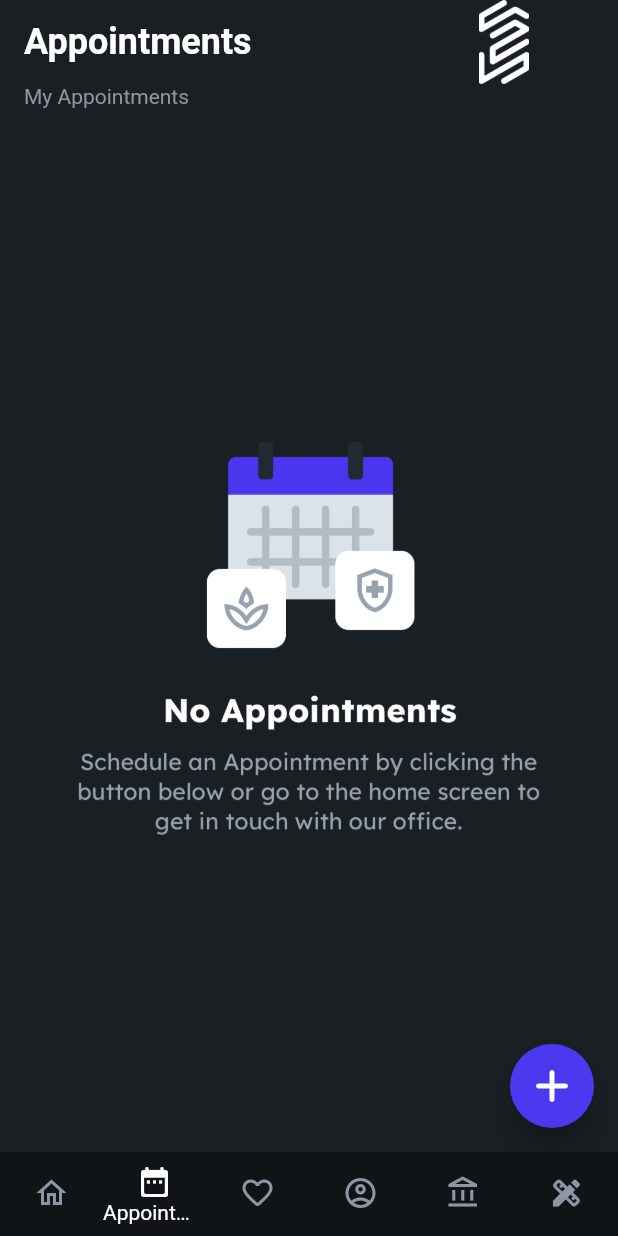
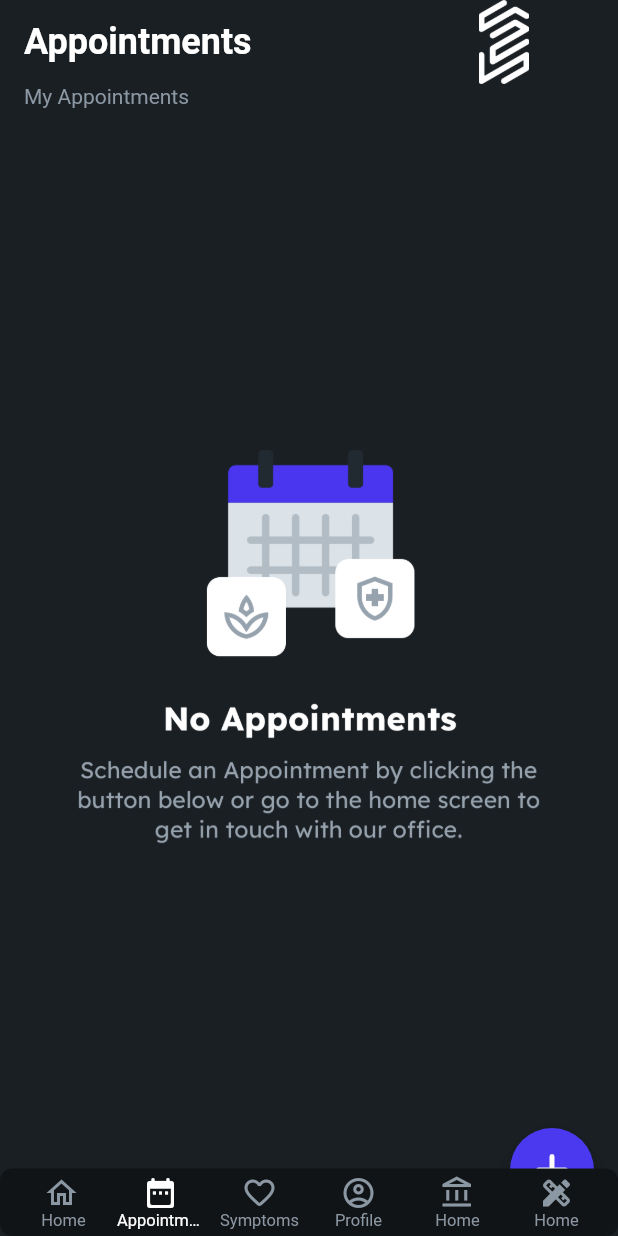
Before and after one commit to Zcodeve/test4_FF, a Flutter app: the NavBarPage screen opened directly, item 2 of the bottom bar chosen, on a phone screen of 412 x 824 dp. Run offline on Flutter 3.47's test engine with Material 2 defaults, Android fonts, the phone set to English and light mode, and no system bars; drawn by our look-alikes of floating_bottom_navigation_bar; our stand-ins replace auto_size_text, built_collection, built_value, cached_network_image, cloud_firestore, firebase_auth and 15 more; missing offline and left inert: json_path, mime_type; accounts and stored records are empty; generated files the repository leaves out were written again; Roboto replaces fonts that are missing (Lexend Deca).

Commit message:
Updating to latest FlutterFlow output.

```diff
--- a/lib/flutter_flow/flutter_flow_util.dart
+++ b/lib/flutter_flow/flutter_flow_util.dart
@@ -132,6 +132,24 @@ dynamic getJsonField(dynamic response, String jsonPath) {
 }
 
 bool get isAndroid => !kIsWeb && Platform.isAndroid;
+bool responsiveVisibility({
+  @required BuildContext context,
+  bool phone = true,
+  bool tablet = true,
+  bool tabletLandscape = true,
+  bool desktop = true,
+}) {
+  final width = MediaQuery.of(context).size.width;
+  if (width < 479) {
+    return phone;
+  } else if (width < 767) {
+    return tablet;
+  } else if (width < 991) {
+    return tabletLandscape;
+  } else {
+    return desktop;
+  }
+}
 
 extension StringDocRef on String {
   DocumentReference get ref => FirebaseFirestore.instance.doc(this);
--- a/lib/login_page/login_page_widget.dart
+++ b/lib/login_page/login_page_widget.dart
@@ -229,8 +229,8 @@ class _LoginPageWidgetState extends State<LoginPageWidget> {
                                                               8),
                                                     ),
                                                     filled: true,
-                                                    fillColor: FlutterFlowTheme
-                                                        .darkBackground,
+                                                    fillColor:
+                                                        Color(0xFF111417),
                                                     contentPadding:
                                                         EdgeInsetsDirectional
                                                             .fromSTEB(
--- a/lib/main.dart
+++ b/lib/main.dart
@@ -9,6 +9,7 @@ import '../flutter_flow/flutter_flow_theme.dart';
 import 'package:test4/login_page/login_page_widget.dart';
 import 'flutter_flow/flutter_flow_theme.dart';
 import 'package:google_fonts/google_fonts.dart';
+import 'package:floating_bottom_navigation_bar/floating_bottom_navigation_bar.dart';
 import 'package:flutter_spinkit/flutter_spinkit.dart';
 import 'userpage/userpage_widget.dart';
 import 'my_appointments/my_appointments_widget.dart';
@@ -115,79 +116,170 @@ class _NavBarPageState extends State<NavBarPage> {
     final currentIndex = tabs.keys.toList().indexOf(_currentPage);
     return Scaffold(
       body: tabs[_currentPage],
-      bottomNavigationBar: BottomNavigationBar(
+      extendBody: true,
+      bottomNavigationBar: FloatingNavbar(
         currentIndex: currentIndex,
         onTap: (i) => setState(() => _currentPage = tabs.keys.toList()[i]),
         backgroundColor: FlutterFlowTheme.darkBackground,
         selectedItemColor: Colors.white,
         unselectedItemColor: FlutterFlowTheme.grayLight,
-        showSelectedLabels: true,
-        showUnselectedLabels: false,
-        type: BottomNavigationBarType.fixed,
-        items: const <BottomNavigationBarItem>[
-          BottomNavigationBarItem(
-            icon: Icon(
-              Icons.home_outlined,
+        selectedBackgroundColor: Color(0x00000000),
+        borderRadius: 8,
+        itemBorderRadius: 8,
+        margin: EdgeInsetsDirectional.fromSTEB(0, 0, 0, 0),
+        padding: EdgeInsetsDirectional.fromSTEB(0, 0, 0, 0),
+        width: double.infinity,
+        elevation: 0,
+        items: [
+          FloatingNavbarItem(
+            customWidget: Column(
+              mainAxisAlignment: MainAxisAlignment.center,
+              children: [
+                Icon(
+                  currentIndex == 0 ? Icons.home_rounded : Icons.home_outlined,
+                  color: currentIndex == 0
+                      ? Colors.white
+                      : FlutterFlowTheme.grayLight,
                   size: 24,
                 ),
-            activeIcon: Icon(
-              Icons.home_rounded,
+                Text(
+                  ' Home',
+                  overflow: TextOverflow.ellipsis,
+                  style: TextStyle(
+                    color: currentIndex == 0
+                        ? Colors.white
+                        : FlutterFlowTheme.grayLight,
+                    fontSize: 11.0,
+                  ),
+                ),
+              ],
+            ),
+          ),
+          FloatingNavbarItem(
+            customWidget: Column(
+              mainAxisAlignment: MainAxisAlignment.center,
+              children: [
+                Icon(
+                  currentIndex == 1
+                      ? Icons.date_range_rounded
+                      : Icons.date_range_outlined,
+                  color: currentIndex == 1
+                      ? Colors.white
+                      : FlutterFlowTheme.grayLight,
                   size: 24,
                 ),
-            label: ' Home',
-            tooltip: '',
+                Text(
+                  'Appointments',
+                  overflow: TextOverflow.ellipsis,
+                  style: TextStyle(
+                    color: currentIndex == 1
+                        ? Colors.white
+                        : FlutterFlowTheme.grayLight,
+                    fontSize: 11.0,
                   ),
-          BottomNavigationBarItem(
-            icon: Icon(
-              Icons.date_range_outlined,
+                ),
+              ],
+            ),
+          ),
+          FloatingNavbarItem(
+            customWidget: Column(
+              mainAxisAlignment: MainAxisAlignment.center,
+              children: [
+                Icon(
+                  currentIndex == 2
+                      ? Icons.favorite_rounded
+                      : Icons.favorite_border_rounded,
+                  color: currentIndex == 2
+                      ? Colors.white
+                      : FlutterFlowTheme.grayLight,
                   size: 24,
                 ),
-            activeIcon: Icon(
-              Icons.date_range_rounded,
+                Text(
+                  'Symptoms',
+                  overflow: TextOverflow.ellipsis,
+                  style: TextStyle(
+                    color: currentIndex == 2
+                        ? Colors.white
+                        : FlutterFlowTheme.grayLight,
+                    fontSize: 11.0,
+                  ),
+                ),
+              ],
+            ),
+          ),
+          FloatingNavbarItem(
+            customWidget: Column(
+              mainAxisAlignment: MainAxisAlignment.center,
+              children: [
+                Icon(
+                  currentIndex == 3
+                      ? Icons.account_circle_rounded
+                      : Icons.account_circle_outlined,
+                  color: currentIndex == 3
+                      ? Colors.white
+                      : FlutterFlowTheme.grayLight,
                   size: 24,
                 ),
-            label: 'Appointments',
-            tooltip: '',
+                Text(
+                  'Profile',
+                  overflow: TextOverflow.ellipsis,
+                  style: TextStyle(
+                    color: currentIndex == 3
+                        ? Colors.white
+                        : FlutterFlowTheme.grayLight,
+                    fontSize: 11.0,
                   ),
-          BottomNavigationBarItem(
-            icon: Icon(
-              Icons.favorite_border_rounded,
+                ),
+              ],
+            ),
+          ),
+          FloatingNavbarItem(
+            customWidget: Column(
+              mainAxisAlignment: MainAxisAlignment.center,
+              children: [
+                Icon(
+                  Icons.account_balance_outlined,
+                  color: currentIndex == 4
+                      ? Colors.white
+                      : FlutterFlowTheme.grayLight,
                   size: 24,
                 ),
-            activeIcon: Icon(
-              Icons.favorite_rounded,
+                Text(
+                  'Home',
+                  overflow: TextOverflow.ellipsis,
+                  style: TextStyle(
+                    color: currentIndex == 4
+                        ? Colors.white
+                        : FlutterFlowTheme.grayLight,
+                    fontSize: 11.0,
+                  ),
+                ),
+              ],
+            ),
+          ),
+          FloatingNavbarItem(
+            customWidget: Column(
+              mainAxisAlignment: MainAxisAlignment.center,
+              children: [
+                Icon(
+                  Icons.design_services,
+                  color: currentIndex == 5
+                      ? Colors.white
+                      : FlutterFlowTheme.grayLight,
                   size: 24,
                 ),
-            label: 'Symptoms',
-            tooltip: '',
+                Text(
+                  'Home',
+                  overflow: TextOverflow.ellipsis,
+                  style: TextStyle(
+                    color: currentIndex == 5
+                        ? Colors.white
+                        : FlutterFlowTheme.grayLight,
+                    fontSize: 11.0,
                   ),
-          BottomNavigationBarItem(
-            icon: Icon(
-              Icons.account_circle_outlined,
-              size: 24,
                 ),
-            activeIcon: Icon(
-              Icons.account_circle_rounded,
-              size: 24,
+              ],
             ),
-            label: 'Profile',
-            tooltip: '',
-          ),
-          BottomNavigationBarItem(
-            icon: Icon(
-              Icons.account_balance_outlined,
-              size: 24,
-            ),
-            label: 'Home',
-            tooltip: '',
-          ),
-          BottomNavigationBarItem(
-            icon: Icon(
-              Icons.design_services,
-              size: 24,
-            ),
-            label: 'Home',
-            tooltip: '',
           )
         ],
       ),
--- a/pubspec.yaml
+++ b/pubspec.yaml
@@ -33,6 +33,7 @@ dependencies:
   firebase_auth: 3.2.0
   firebase_core: 1.10.0
   firebase_storage: 10.1.0
+  floating_bottom_navigation_bar: 1.5.2
   flutter_datetime_picker: 1.5.0
   flutter_spinkit: 4.1.2+1
   font_awesome_flutter: 8.11.0
```
Also changed, not shown: 1 other file. Lines whose indentation alone changed are shown as unchanged.
